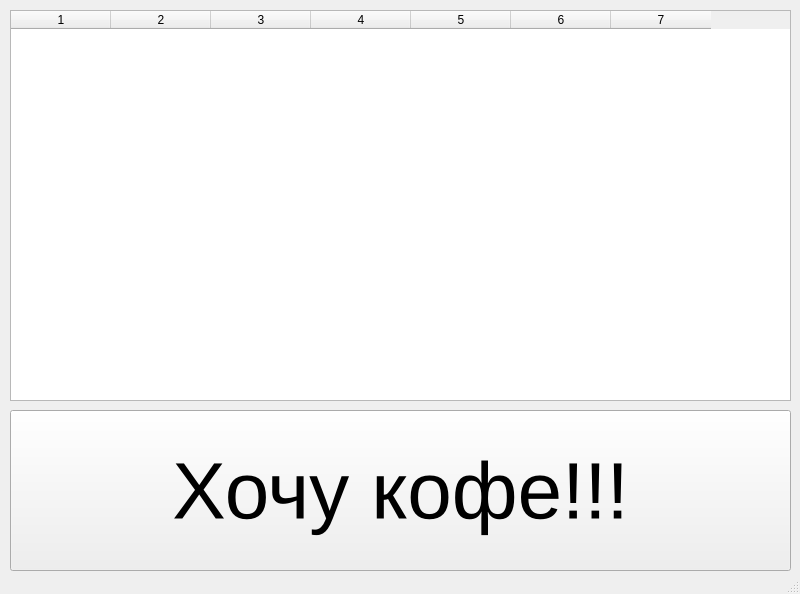
Qt form main.ui (Goog124/coffee) before a commit.
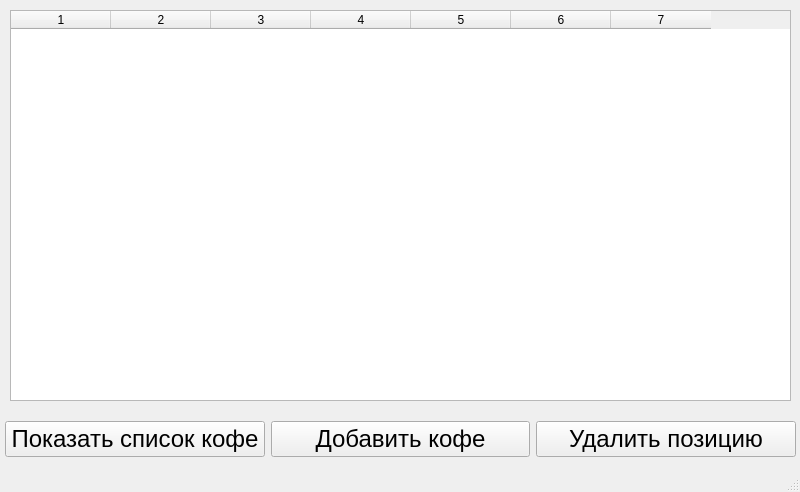
The same form after that commit.

Commit message: Капучино (добавление формы добавления кофе), изменен интерфейс основного окна

Patch:
```diff
--- a/main.ui
+++ b/main.ui
@@ -7,7 +7,7 @@
     <x>0</x>
     <y>0</y>
     <width>800</width>
-    <height>594</height>
+    <height>492</height>
    </rect>
   </property>
   <property name="sizePolicy">
@@ -20,24 +20,6 @@
    <string>Кофейный список</string>
   </property>
   <widget class="QWidget" name="centralwidget">
-   <widget class="QPushButton" name="show_button">
-    <property name="geometry">
-     <rect>
-      <x>10</x>
-      <y>410</y>
-      <width>781</width>
-      <height>161</height>
-     </rect>
-    </property>
-    <property name="font">
-     <font>
-      <pointsize>60</pointsize>
-     </font>
-    </property>
-    <property name="text">
-     <string>Хочу кофе!!!</string>
-    </property>
-   </widget>
    <widget class="QTableWidget" name="tableWidget">
     <property name="geometry">
      <rect>
@@ -61,6 +43,54 @@
     <column/>
     <column/>
    </widget>
+   <widget class="QWidget" name="horizontalLayoutWidget">
+    <property name="geometry">
+     <rect>
+      <x>5</x>
+      <y>409</y>
+      <width>791</width>
+      <height>61</height>
+     </rect>
+    </property>
+    <layout class="QHBoxLayout" name="horizontalLayout">
+     <item>
+      <widget class="QPushButton" name="show_button">
+       <property name="font">
+        <font>
+         <pointsize>18</pointsize>
+        </font>
+       </property>
+       <property name="text">
+        <string>Показать список кофе</string>
+       </property>
+      </widget>
+     </item>
+     <item>
+      <widget class="QPushButton" name="add_button">
+       <property name="font">
+        <font>
+         <pointsize>18</pointsize>
+        </font>
+       </property>
+       <property name="text">
+        <string>Добавить кофе</string>
+       </property>
+      </widget>
+     </item>
+     <item>
+      <widget class="QPushButton" name="delete_button">
+       <property name="font">
+        <font>
+         <pointsize>18</pointsize>
+        </font>
+       </property>
+       <property name="text">
+        <string>Удалить позицию</string>
+       </property>
+      </widget>
+     </item>
+    </layout>
+   </widget>
   </widget>
   <widget class="QStatusBar" name="statusbar"/>
  </widget>
```
The commit also changes 1 other file.
